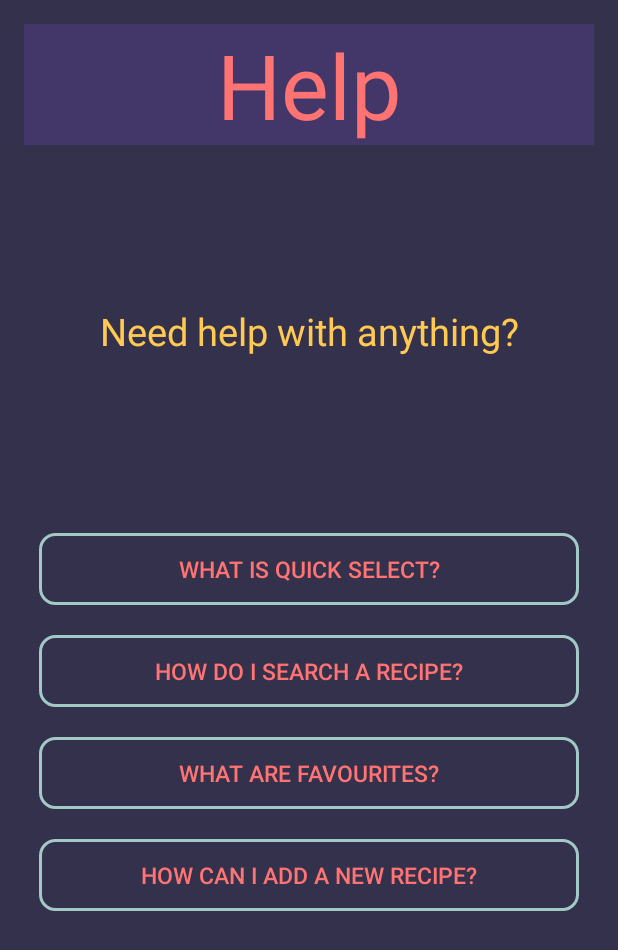
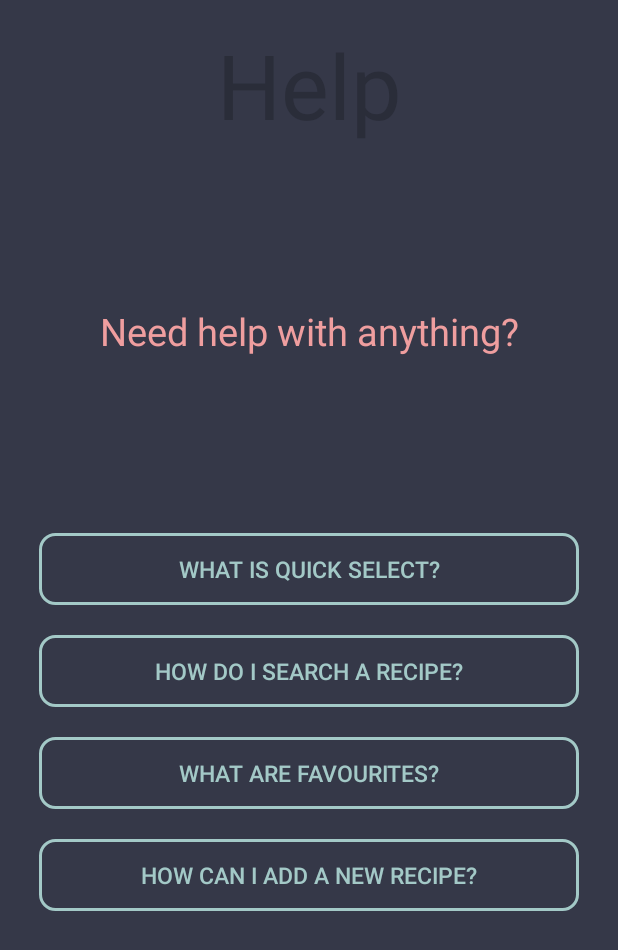
Before and after one commit to IMFIL/cookR, an Android app: the HelpActivity screen opened directly, with no data from a screen before it, on a phone screen of 412 x 824 dp. Shown: the top 950 px of the screen. Run offline under Robolectric (Android 15) with nearby library versions, the phone set to English and light mode, and no system bars.

Commit message:
UI Changes to help, main menu, and linked/tested buttons
still crashing while clicking add new recipe main page!! FFMLL

```diff
--- a/app/src/main/AndroidManifest.xml
+++ b/app/src/main/AndroidManifest.xml
@@ -44,6 +44,12 @@
             </intent-filter>
         </activity>
 
+        <activity android:name=".MainActivity">
+            <intent-filter>
+                <action android:name="android.intent.action.VIEW" />
+            </intent-filter>
+        </activity>
+
         <activity android:name=".HelpActivity" />
         <activity android:name=".helpWhatSelect" />
         <activity android:name=".helpSearchRecipe" />
--- a/app/src/main/res/layout/activity_help.xml
+++ b/app/src/main/res/layout/activity_help.xml
@@ -9,7 +9,7 @@
     android:paddingRight="@dimen/activity_horizontal_margin"
     android:paddingTop="@dimen/activity_vertical_margin"
     tools:context="com.uottawa.cookr.HelpActivity"
-    android:background="@color/darkPastel">
+    android:background="@color/background">
 
     <LinearLayout
         android:orientation="vertical"
@@ -27,8 +27,7 @@
             android:id="@+id/helpHeader"
             android:gravity="center|clip_horizontal"
             android:textSize="60sp"
-            android:textColor="@color/redPastel"
-            android:background="@color/lightNavy" />
+            android:textColor="@color/actioBar" />
 
         <LinearLayout
             android:orientation="horizontal"
@@ -42,7 +41,7 @@
                 android:layout_height="match_parent"
                 android:id="@+id/needHelp"
                 android:gravity="center_horizontal|center"
-                android:textColor="@color/yellowPastel"
+                android:textColor="@color/text"
                 android:textSize="25sp" />
 
         </LinearLayout>
@@ -59,7 +58,6 @@
                 android:id="@+id/btn_help_quickSelect"
                 android:background="@drawable/border"
                 android:layout_marginBottom="20dp"
-                android:textColor="@color/redPastel"
                 android:layout_marginLeft="10dp"
                 android:layout_marginRight="10dp"
                 android:layout_marginTop="10dp"
@@ -73,7 +71,6 @@
                 android:id="@+id/btn_help_SearchRecipe"
                 android:background="@drawable/border"
                 android:layout_marginBottom="20dp"
-                android:textColor="@color/redPastel"
                 android:layout_marginLeft="10dp"
                 android:layout_marginRight="10dp"
                 android:onClick="helpSearchRecipe"
@@ -86,7 +83,6 @@
                 android:id="@+id/btn_help_favourites"
                 android:background="@drawable/border"
                 android:layout_marginBottom="20dp"
-                android:textColor="@color/redPastel"
                 android:layout_marginLeft="10dp"
                 android:layout_marginRight="10dp"
                 android:onClick="helpWhatFavourites"
@@ -99,7 +95,6 @@
                 android:id="@+id/btn_help_addNewRecipe"
                 android:background="@drawable/border"
                 android:layout_marginBottom="20dp"
-                android:textColor="@color/redPastel"
                 android:layout_marginLeft="10dp"
                 android:layout_marginRight="10dp"
                 android:onClick="helpAddRecipe"
--- a/app/src/main/res/layout/activity_help_add_new_recipe.xml
+++ b/app/src/main/res/layout/activity_help_add_new_recipe.xml
@@ -9,7 +9,7 @@
     android:paddingRight="@dimen/activity_horizontal_margin"
     android:paddingTop="@dimen/activity_vertical_margin"
     tools:context="com.uottawa.cookr.helpAddNewRecipe"
-    android:background="@color/darkPastel">
+    android:background="@color/background">
 
     <LinearLayout
         android:orientation="vertical"
@@ -22,7 +22,7 @@
             android:layout_width="match_parent"
             android:id="@+id/helpAddRecipeHeader"
             android:layout_height="wrap_content"
-            android:textColor="@color/yellowPastel"
+            android:textColor="@color/text"
             android:textSize="25sp" />
 
         <TextView
@@ -34,7 +34,6 @@
             android:layout_gravity="center_horizontal|center"
             android:layout_marginBottom="20dp"
             android:layout_marginTop="40dp"
-            android:textColor="@color/redPastel"
             android:textSize="18sp" />
 
     </LinearLayout>
--- a/app/src/main/res/layout/activity_help_search_recipe.xml
+++ b/app/src/main/res/layout/activity_help_search_recipe.xml
@@ -9,7 +9,7 @@
     android:paddingRight="@dimen/activity_horizontal_margin"
     android:paddingTop="@dimen/activity_vertical_margin"
     tools:context="com.uottawa.cookr.helpSearchRecipe"
-    android:background="@color/darkPastel">
+    android:background="@color/background">
 
     <LinearLayout
         android:orientation="vertical"
@@ -21,7 +21,7 @@
             android:layout_width="match_parent"
             android:layout_height="wrap_content"
             android:id="@+id/helpSearchRecipeHeader"
-            android:textColor="@color/yellowPastel"
+            android:textColor="@color/text"
             android:textSize="25sp" />
     </LinearLayout>
 </RelativeLayout>
--- a/app/src/main/res/layout/activity_help_what_favourites.xml
+++ b/app/src/main/res/layout/activity_help_what_favourites.xml
@@ -9,7 +9,7 @@
     android:paddingRight="@dimen/activity_horizontal_margin"
     android:paddingTop="@dimen/activity_vertical_margin"
     tools:context="com.uottawa.cookr.helpWhatFavourites"
-    android:background="@color/darkPastel">
+    android:background="@color/background">
 
     <LinearLayout
         android:orientation="vertical"
@@ -22,7 +22,7 @@
             android:layout_height="wrap_content"
             android:id="@+id/helpWhatFavouritesHeader"
             android:textSize="25sp"
-            android:textColor="@color/yellowPastel" />
+            android:textColor="@color/text" />
 
         <TextView
             android:text="@string/helpTextWhatFavourites"
@@ -30,7 +30,6 @@
             android:layout_height="wrap_content"
             android:id="@+id/textView2"
             android:layout_weight="1"
-            android:textColor="@color/redPastel"
             android:textSize="18sp"
             android:layout_marginBottom="20dp"
             android:layout_marginTop="20dp" />
--- a/app/src/main/res/layout/activity_help_what_select.xml
+++ b/app/src/main/res/layout/activity_help_what_select.xml
@@ -9,7 +9,7 @@
     android:paddingRight="@dimen/activity_horizontal_margin"
     android:paddingTop="@dimen/activity_vertical_margin"
     tools:context="com.uottawa.cookr.helpWhatSelect"
-    android:background="@color/darkPastel">
+    android:background="@color/background">
 
     <LinearLayout
         android:orientation="vertical"
@@ -21,7 +21,7 @@
             android:layout_width="match_parent"
             android:layout_height="wrap_content"
             android:id="@+id/helpWhatSelectHeader"
-            android:textColor="@color/yellowPastel"
+            android:textColor="@color/text"
             android:textSize="25sp" />
     </LinearLayout>
 </RelativeLayout>
```
Also changed, not shown: app/src/main/java/com/uottawa/cookr/MainActivity.java (+26 -0 lines), app/src/main/res/layout/activity_main.xml (+5 -10 lines), app/src/main/res/layout/search_result.xml (+6 -5 lines).
